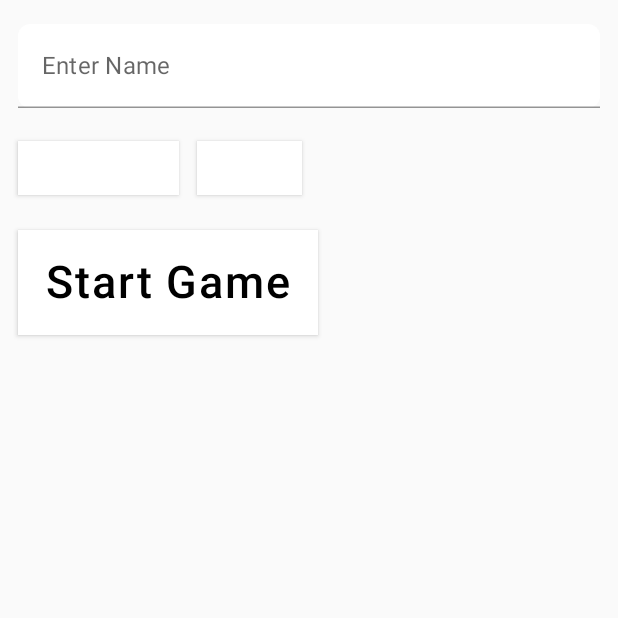
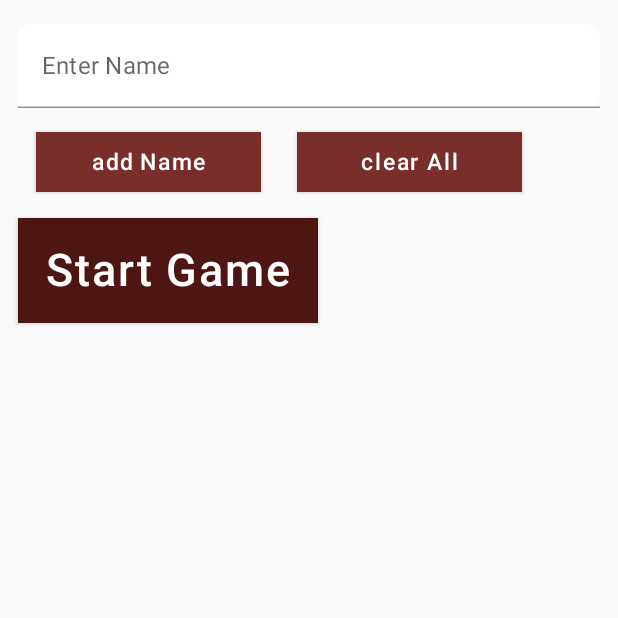
Before and after one commit to ElerWohlmuthFH/androidbowling, an Android app built with Jetpack Compose: the screen it shows after launch (MainActivity), after a tap on "New Game", on a phone screen of 412 x 824 dp, the top half of it. Run offline under Robolectric (Android 15) with nearby library versions, the phone set to English and light mode, and no system bars; our stand-ins replace Room's generated code, accompanist, livedata-compose.

Commit message:
formatting

```diff
--- a/app/src/main/java/com.example.androidbowling/ui/common/DefaultButton.kt
+++ b/app/src/main/java/com.example.androidbowling/ui/common/GameSettingsButton.kt
@@ -1,11 +1,10 @@
 package com.example.androidbowling.ui.common
 
-import androidx.compose.foundation.background
 import androidx.compose.foundation.layout.Spacer
 import androidx.compose.foundation.layout.height
 import androidx.compose.foundation.layout.size
 import androidx.compose.material.Button
-import androidx.compose.material.ButtonColors
+import androidx.compose.material.ButtonDefaults
 import androidx.compose.material.Text
 import androidx.compose.runtime.Composable
 import androidx.compose.ui.Modifier
@@ -13,17 +12,36 @@ import androidx.compose.ui.graphics.Color
 import androidx.compose.ui.unit.dp
 import androidx.compose.ui.unit.sp
 import com.example.androidbowling.ui.theme.PrimaryRed
+import com.example.androidbowling.ui.theme.SecondaryRed
 
 @Composable
-fun DefaultButton(
+fun StartGameButton(
     text: String,
-    onClick: () -> Unit) {
+    onClick: () -> Unit
+) {
     Spacer(modifier = Modifier.height(5.dp))
     Button(
         onClick = onClick,
         modifier = Modifier.size(width = 200.dp, height = 70.dp),
+        colors = ButtonDefaults.buttonColors(PrimaryRed),
     ) {
         Text(text, fontSize = 30.sp,
-        color = Color.Black)
+        color = Color.White)
     }
 }
+
+@Composable
+fun PlayerListButton(
+    text: String,
+    onClick: () -> Unit
+) {
+    Spacer(modifier = Modifier.height(5.dp))
+    Button(
+        onClick = onClick,
+        modifier = Modifier.size(width = 150.dp, height = 40.dp),
+        colors = ButtonDefaults.buttonColors(SecondaryRed)
+    ) {
+        Text(text, fontSize = 15.sp,
+            color = Color.White)
+    }
+}
--- /dev/null
+++ b/app/src/main/java/com.example.androidbowling/ui/common/HomeScreenButton.kt
@@ -0,0 +1,30 @@
+package com.example.androidbowling.ui.common
+
+import androidx.compose.foundation.layout.Spacer
+import androidx.compose.foundation.layout.height
+import androidx.compose.foundation.layout.size
+import androidx.compose.material.Button
+import androidx.compose.material.Text
+import androidx.compose.runtime.Composable
+import androidx.compose.ui.Modifier
+import androidx.compose.ui.graphics.Color
+import androidx.compose.ui.unit.dp
+import androidx.compose.ui.unit.sp
+
+@Composable
+fun HomeScreenButton(
+    text: String,
+    onClick: () -> Unit
+) {
+    Spacer(modifier = Modifier.height(5.dp))
+    Button(
+        onClick = onClick,
+        modifier = Modifier.size(width = 200.dp, height = 70.dp)
+    ) {
+        Text(
+            text, fontSize = 30.sp,
+            color = Color.Black
+        )
+
+    }
+}
--- a/app/src/main/java/com.example.androidbowling/ui/screens/AboutScreen.kt
+++ b/app/src/main/java/com.example.androidbowling/ui/screens/AboutScreen.kt
@@ -10,7 +10,6 @@ import androidx.compose.runtime.Composable
 import androidx.compose.ui.Alignment
 import androidx.compose.ui.Modifier
 import androidx.compose.ui.graphics.Color
-import androidx.compose.ui.graphics.painter.Painter
 import androidx.compose.ui.res.colorResource
 import androidx.compose.ui.res.painterResource
 import androidx.compose.ui.text.font.FontWeight
@@ -18,7 +17,7 @@ import androidx.compose.ui.tooling.preview.Preview
 import androidx.compose.ui.unit.dp
 import androidx.compose.ui.unit.sp
 import com.example.androidbowling.R
-import com.example.androidbowling.ui.common.DefaultButton
+import com.example.androidbowling.ui.common.HomeScreenButton
 import com.example.androidbowling.ui.theme.AndroidBowlingTheme
 
 
@@ -55,7 +54,7 @@ fun AboutScreen(
                     }
                 }
 
-                DefaultButton(
+                HomeScreenButton(
                     text = "Back",
                     onClick = popBackStack
                 )
--- a/app/src/main/java/com.example.androidbowling/ui/screens/GameSettingsScreen.kt
+++ b/app/src/main/java/com.example.androidbowling/ui/screens/GameSettingsScreen.kt
@@ -1,6 +1,7 @@
 package com.example.androidbowling.ui.screens
 
 import android.app.Application
+import androidx.compose.foundation.background
 import androidx.compose.foundation.layout.*
 import androidx.compose.foundation.lazy.LazyColumn
 import androidx.compose.foundation.shape.RoundedCornerShape
@@ -21,10 +22,12 @@ import androidx.compose.ui.text.TextStyle
 import androidx.compose.ui.text.font.FontWeight
 import androidx.compose.ui.unit.dp
 import androidx.lifecycle.viewmodel.compose.viewModel
-import com.example.androidbowling.ui.common.DefaultButton
+import com.example.androidbowling.ui.common.StartGameButton
+import com.example.androidbowling.ui.common.PlayerListButton
 import com.example.androidbowling.ui.rooms.Player
 import com.example.androidbowling.ui.rooms.PlayerListViewmodelFactory
 import com.example.androidbowling.ui.rooms.PlayerListViewModel
+import com.example.androidbowling.ui.theme.PrimaryGrey
 import kotlinx.coroutines.launch
 import java.util.*
 
@@ -72,8 +75,8 @@ fun GameSettingsScreen(
             Row(
                 horizontalArrangement = Arrangement.spacedBy(12.dp)
             ) {
-                Button(
-
+                PlayerListButton(
+                    text = "add Name",
                     onClick = {
                         model.insert(
                             Player(
@@ -88,10 +91,10 @@ fun GameSettingsScreen(
                                 message = "Notes added",
                             )
                         }
-                    }) {
-                    Text(text = "Add Name")
-                }
-                Button(onClick = {
+                    })
+                PlayerListButton(
+                    text = "clear All",
+                    onClick = {
                         model.clear()
                         scope.launch {
                             scaffoldState.snackbarHostState.showSnackbar(
@@ -99,12 +102,10 @@ fun GameSettingsScreen(
                             )
                         }
 
-                }) {
-                    Text(text = "Clear")
+                    })
             }
-            }
-            Column {
-                DefaultButton(
+            Column() {
+                StartGameButton(
                     text = "Start Game",
                     onClick = navigateToGame
                 )
@@ -116,32 +117,25 @@ fun GameSettingsScreen(
                 verticalArrangement = Arrangement.spacedBy(2.dp)
             ) {
                 items(list.size) { index ->
-                    Card(
-                        modifier = Modifier
-                            .padding(2.dp)
-                            .fillMaxWidth()
-                            .wrapContentHeight(Alignment.CenterVertically)
-                    ) {
                         Row(
-                            modifier = Modifier.padding(4.dp),
+                            modifier = Modifier.padding(4.dp).background(PrimaryGrey),
                             verticalAlignment = Alignment.CenterVertically
                         ) {
                             Text(
                                 text = "${list[index].id}",
                                 fontWeight = FontWeight.Bold,
-                                modifier = Modifier.padding(start = 12.dp)
+                                modifier = Modifier.padding(start = 12.dp),
+                                color = Color.Black
                             )
 
-                            Text(
-                                text = " : " + list[index].fullName.take(10),
-                            )
+//                            Text(
+//                                text = " : " + list[index].fullName.take(10),
+//                            )
 
                             Text(
                                 text = " : " + list[index].name,
                                 style = TextStyle(
-                                    color = if (list[index].id!! >= 33)
-                                        Color(0xFF3B7A57)
-                                    else Color(0xFFAB274F)
+                                    color = Color.Black
                                 ),
                                 modifier = Modifier.weight(2F)
                             )
@@ -158,7 +152,7 @@ fun GameSettingsScreen(
                                     textState.value = ""
                                 }
                             }) {
-                                Icon(Icons.Filled.Edit, "", tint = Color.Magenta)
+                                Icon(Icons.Filled.Edit, "", tint = Color.Black)
                             }
 
                             IconButton(onClick = {
@@ -181,4 +175,3 @@ fun GameSettingsScreen(
         }
     }
 }
-}
--- a/app/src/main/java/com.example.androidbowling/ui/screens/HomeScreen.kt
+++ b/app/src/main/java/com.example.androidbowling/ui/screens/HomeScreen.kt
@@ -5,17 +5,14 @@ import androidx.compose.foundation.background
 import androidx.compose.foundation.layout.*
 import androidx.compose.material.MaterialTheme
 import androidx.compose.material.Surface
-import androidx.compose.material.Text
 import androidx.compose.runtime.Composable
 import androidx.compose.ui.Alignment
 import androidx.compose.ui.Modifier
-import androidx.compose.ui.graphics.Color
 import androidx.compose.ui.res.painterResource
 import androidx.compose.ui.tooling.preview.Preview
 import androidx.compose.ui.unit.dp
-import androidx.compose.ui.unit.sp
 import com.example.androidbowling.R
-import com.example.androidbowling.ui.common.DefaultButton
+import com.example.androidbowling.ui.common.HomeScreenButton
 import com.example.androidbowling.ui.theme.AndroidBowlingTheme
 import com.example.androidbowling.ui.theme.PrimaryRed
 
@@ -36,15 +33,15 @@ fun HomeScreen(
         Image(painter = painterResource(id = R.drawable.bowling), contentDescription = null, Modifier.size(300.dp))
 
 
-        DefaultButton(
+        HomeScreenButton(
             text = "New Game"
         ) { navigateToGameSettings() }
 
-        DefaultButton(
+        HomeScreenButton(
             text = "Statistics"
         ) { navigateToStatistics() }
 
-        DefaultButton(
+        HomeScreenButton(
             text = "Rules"
         ) { navigateToAbout() }
 
--- a/app/src/main/java/com.example.androidbowling/ui/theme/Color.kt
+++ b/app/src/main/java/com.example.androidbowling/ui/theme/Color.kt
@@ -2,10 +2,13 @@ package com.example.androidbowling.ui.theme
 
 import androidx.compose.ui.graphics.Color
 
-val Purple200 = Color(0xFFBB86FC)
+val Purple200 = Color(0xFFffffff)
 //val Purple500 = Color(0xFF00719E)
-val Purple700 = Color(0xFF003E57)
+val Purple700 = Color(0xff4e1612)
 val Purple500 = Color(0xFFffffff)
 
 val Teal200 = Color(0xFF03DAC5)
 val PrimaryRed = Color(0xff4e1612)
+val SecondaryRed = Color(0xFF792E29)
+val PrimaryGrey = Color(0xFFE0E0E0)
+val SecondaryGrey = Color(0xFFADADAD)
```
Also changed, not shown: app/src/main/java/com.example.androidbowling/ui/common/Scoreboard.kt (+10 -50 lines), app/src/main/java/com.example.androidbowling/ui/screens/GameScreen.kt (+8 -2 lines), app/src/main/java/com.example.androidbowling/ui/screens/StatisticsScreen.kt (+4 -3 lines), app/src/main/res/drawable-v24/dark_logo.png (added), app/src/main/res/drawable-v24/rolling_ball.png (added). Lines whose indentation alone changed are shown as unchanged.
